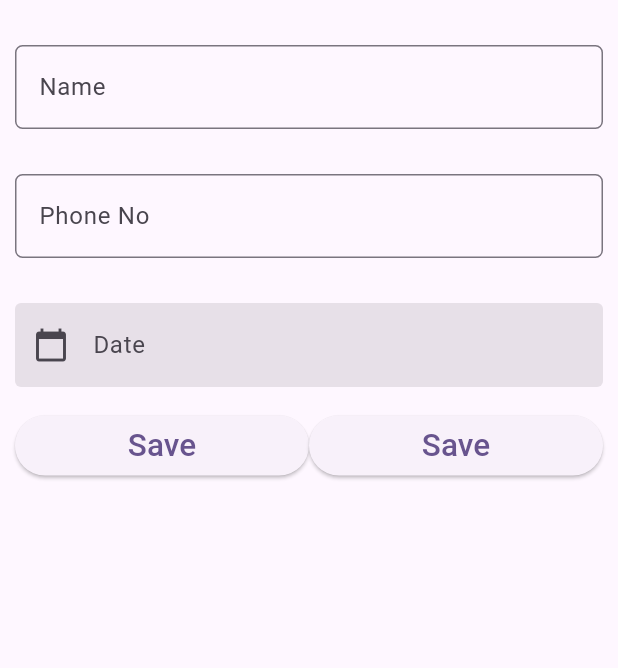
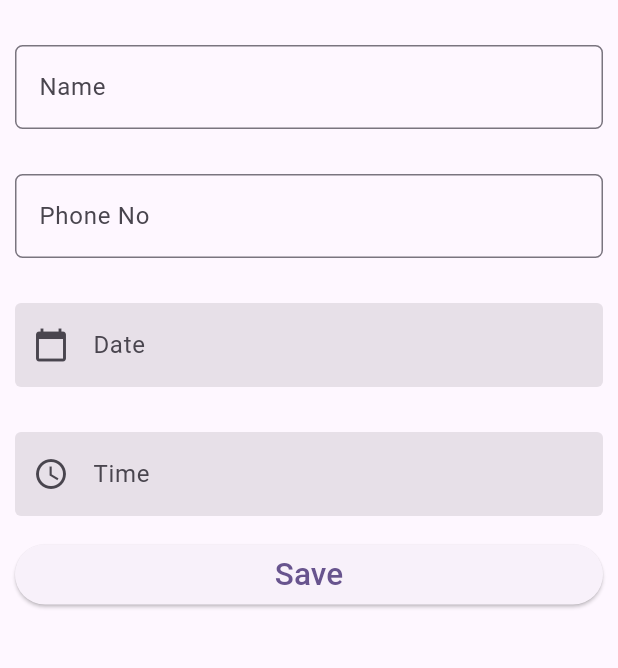
Before and after one commit to JasperYong123/AttendanceApp, a Flutter app: the AttendanceForm screen opened by its route, after a tap on "Save", on a phone screen of 412 x 824 dp, the part 84-752 px from its top. Run offline on Flutter 3.47's test engine with Material 2 defaults, Android fonts, the phone set to English and light mode, and no system bars; our stand-ins replace shared_preferences, timeago; accounts and stored records are empty.

Commit message:
Add attendence to list

```diff
--- a/attendance_app/lib/attendance_form.dart
+++ b/attendance_app/lib/attendance_form.dart
@@ -13,6 +13,7 @@ class _AttendanceFormState extends State<AttendanceForm> {
   TextEditingController nameController = TextEditingController();
   TextEditingController phoneController = TextEditingController();
   TextEditingController dateController = TextEditingController();
+  TextEditingController timeController = TextEditingController();
   @override
   Widget build(BuildContext context) {
     return Scaffold(
@@ -58,27 +59,38 @@ class _AttendanceFormState extends State<AttendanceForm> {
                   readOnly: true,
                   onTap: (){_selectDate();},
                 ),
+              ),Padding(
+                padding: EdgeInsets.only(top: 15.0, bottom: 15.0),
+                child: TextField(
+                  controller: timeController,
+                  decoration: InputDecoration(
+                      labelText: 'Time',
+                      filled: true,
+                      prefixIcon: Icon(Icons.access_time),
+                      enabledBorder:
+                          OutlineInputBorder(borderSide: BorderSide.none),
+                      focusedBorder: OutlineInputBorder(
+                          borderSide: BorderSide(color: Colors.blue)
+                      )
                   ),
-              Row(
-                children: <Widget>[
+                  readOnly: true,
+                  onTap: (){_selectTime();},
+                ),
+              ),
               Expanded(
                   child: ElevatedButton(
                 child: Text(
                   'Save',
                   textScaleFactor: 1.5,
                 ),
-                    onPressed: () {},
-                  )),
-                  Expanded(
-                      child: ElevatedButton(
-                    child: Text(
-                      'Save',
-                      textScaleFactor: 1.5,
-                    ),
-                    onPressed: () {},
+                onPressed: () {Navigator.pushReplacementNamed(context, '/',
+                  arguments: {
+                    'user': nameController.text,
+                    'phone': phoneController.text,
+                    'check-in':DateTime.parse(dateController.text)
+                  }
+                );},
               ))
-                ],
-              )
             ],
           ),
         ));
@@ -97,5 +109,23 @@ class _AttendanceFormState extends State<AttendanceForm> {
   }
 
 }
+Future<void> _selectTime()async{
+   DateTime dateTime = DateTime.parse(dateController.text);
+  TimeOfDay? time = await showTimePicker(
+    context: context,
+    initialTime: TimeOfDay.now(),
+    initialEntryMode: TimePickerEntryMode.dial,
+    );
+  if(time != null){
+    Duration additionalTime = Duration(hours: time.hour, minutes: time.minute);
+    DateTime newDateTime = dateTime.add(additionalTime);
+    dateController.text = newDateTime.toString();
+    setState(() {
+      timeController.text = "${time.hour}:${time.minute}";
+    });
 
   }
+}
+
+
+}
--- a/attendance_app/pubspec.yaml
+++ b/attendance_app/pubspec.yaml
@@ -37,6 +37,7 @@ dependencies:
   timeago: ^3.6.0
   shared_preferences: ^2.2.2
   intl: ^0.18.0
+  flutter_datetime_picker: ^1.5.0
 
 dev_dependencies:
   flutter_test:
```
Also changed, not shown: attendance_app/lib/main.dart (+13 -6 lines), attendance_app/pubspec.lock. Lines whose indentation alone changed are shown as unchanged.
